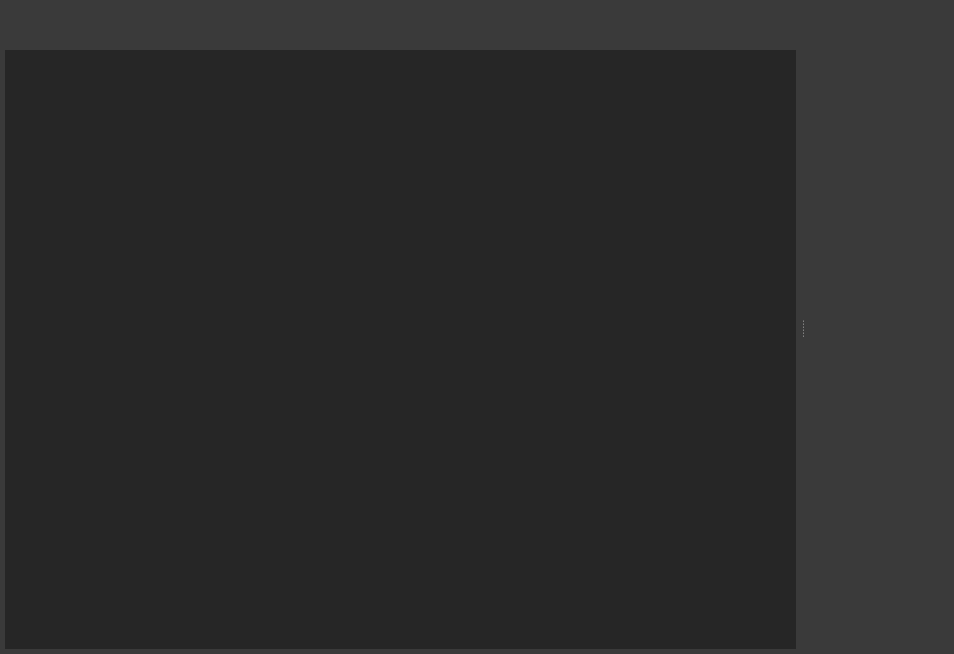
jirik09/Sniffy, file LEO_sniffy/modules/scope/windowscope.ui: the form before one commit.
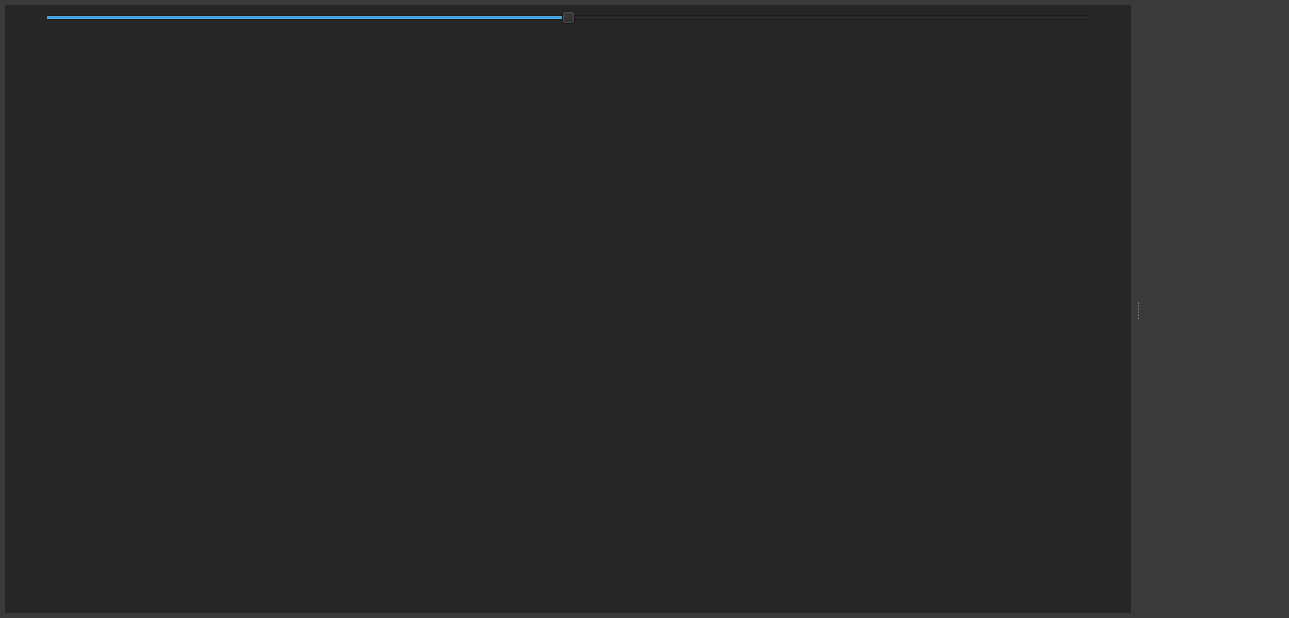
The form after the commit.

```diff
--- a/LEO_sniffy/modules/scope/windowscope.ui
+++ b/LEO_sniffy/modules/scope/windowscope.ui
@@ -9,8 +9,8 @@
    <rect>
     <x>0</x>
     <y>0</y>
-    <width>954</width>
-    <height>654</height>
+    <width>1289</width>
+    <height>618</height>
    </rect>
   </property>
   <property name="minimumSize">
@@ -64,7 +64,7 @@
         <number>5</number>
        </property>
        <property name="topMargin">
-        <number>0</number>
+        <number>5</number>
        </property>
        <property name="rightMargin">
         <number>5</number>
@@ -77,7 +77,7 @@
          <property name="minimumSize">
           <size>
            <width>0</width>
-           <height>50</height>
+           <height>0</height>
           </size>
          </property>
          <property name="maximumSize">
@@ -86,6 +86,53 @@
            <height>50</height>
           </size>
          </property>
+         <property name="styleSheet">
+          <string notr="true">QWidget{
+background-color: rgb(38, 38, 38);
+}</string>
+         </property>
+         <layout class="QVBoxLayout" name="verticalLayout_4">
+          <property name="spacing">
+           <number>0</number>
+          </property>
+          <property name="leftMargin">
+           <number>40</number>
+          </property>
+          <property name="topMargin">
+           <number>5</number>
+          </property>
+          <property name="rightMargin">
+           <number>40</number>
+          </property>
+          <property name="bottomMargin">
+           <number>0</number>
+          </property>
+          <item>
+           <widget class="QSlider" name="sliderSignal">
+            <property name="sizePolicy">
+             <sizepolicy hsizetype="Expanding" vsizetype="Fixed">
+              <horstretch>0</horstretch>
+              <verstretch>0</verstretch>
+             </sizepolicy>
+            </property>
+            <property name="styleSheet">
+             <string notr="true"/>
+            </property>
+            <property name="minimum">
+             <number>-100</number>
+            </property>
+            <property name="maximum">
+             <number>100</number>
+            </property>
+            <property name="value">
+             <number>0</number>
+            </property>
+            <property name="orientation">
+             <enum>Qt::Horizontal</enum>
+            </property>
+           </widget>
+          </item>
+         </layout>
         </widget>
        </item>
        <item>
```
